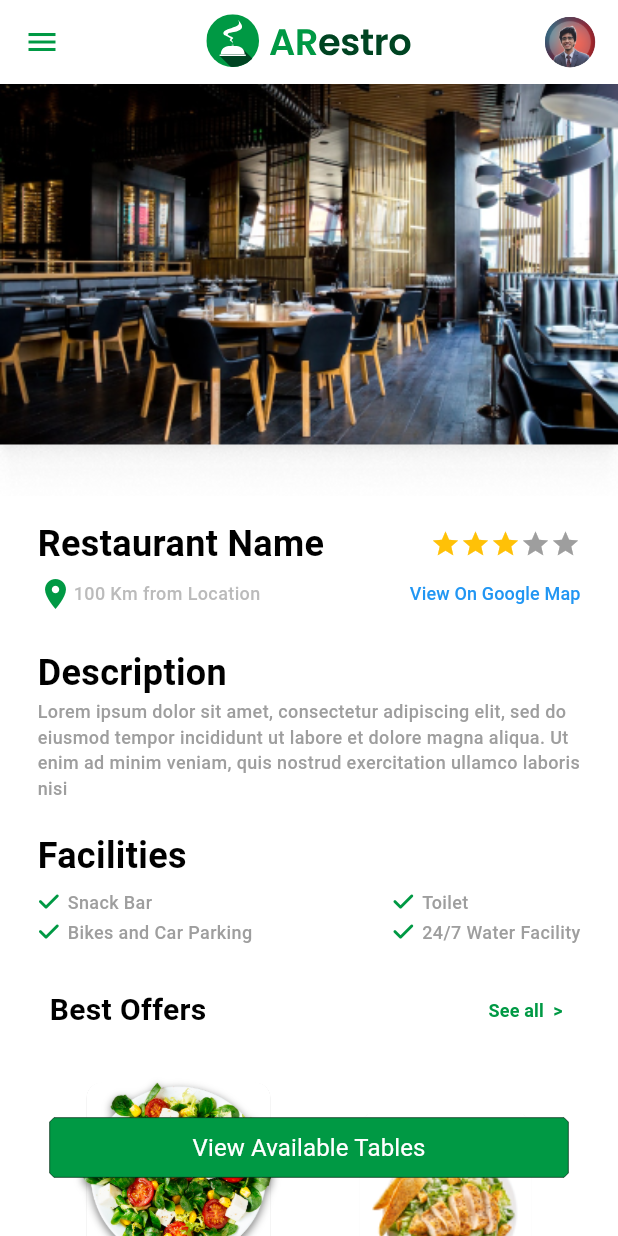
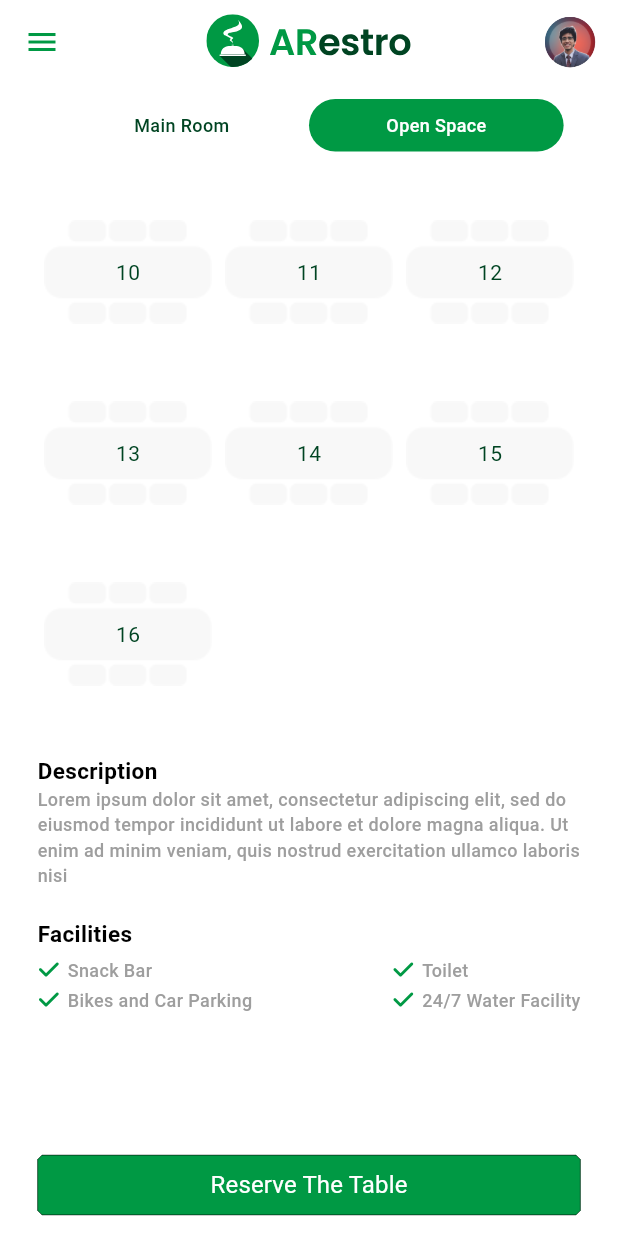
Before and after one commit to Mazen-Glal/ARestro, a Flutter app: the RestaurantDetailsViewBody screen opened directly, after a tap on "Mazen Glal", on a phone screen of 412 x 824 dp. Run offline on Flutter 3.47's test engine with Material 3 defaults, Android fonts, the phone set to English and light mode, and no system bars; drawn by our look-alikes of flutter_rating_bar, flutter_toggle_tab; our stand-ins replace avatar_glow, bloc, dio, flutter_secure_storage, flutter_svg, font_awesome_flutter and 3 more; accounts and stored records are empty; Roboto replaces fonts that are missing (Manrope); project files that could hold a hidden picture were left out.

Commit message:
add the design of reserve table in restaurant. - add the design of reserve table. - add the design of thank you for reserve table.

```diff
--- a/lib/core/utils/customs/assets.dart
+++ b/lib/core/utils/customs/assets.dart
@@ -18,8 +18,13 @@ class Assets {
   static const String nameLogoWhite = 'assets/logo/name_logo_white.svg';
   static const String StampDark = 'assets/logo/Stamp_Dark.svg';
   static const String StampLight = 'assets/logo/Stamp_Light.svg';
+  static const String reservedTable = 'assets/restaurant/reserved_table.png';
+  static const String reserveThankYou =
+      'assets/restaurant/reserve_thank_you.png';
   static const String restaurant1 = 'assets/restaurant/restaurant1.png';
   static const String restaurant2 = 'assets/restaurant/restaurant_2.png';
+  static const String unreservedTable =
+      'assets/restaurant/unreserved_table.png';
 }
 
 Future<void> myPrecacheImage(BuildContext context) async {
--- a/lib/core/utils/helpers/route_helper.dart
+++ b/lib/core/utils/helpers/route_helper.dart
@@ -12,8 +12,11 @@ import 'package:arestro/features/home/representation/views/home_view.dart';
 import 'package:arestro/features/order/representation/views/order_details_view.dart';
 import 'package:arestro/features/order/representation/views/thank_you_view.dart';
 import 'package:arestro/features/profile/representation/views/profile_view.dart';
+import 'package:arestro/features/restaurants/representation/views/reserve_table_view.dart';
+import 'package:arestro/features/restaurants/representation/views/reserve_table_view.dart';
 import 'package:arestro/features/restaurants/representation/views/restaurant_details_view.dart';
 import 'package:arestro/features/restaurants/representation/views/restaurant_details_view.dart';
+import 'package:arestro/features/restaurants/representation/views/widgets/reserve_table_thank_you_view.dart';
 import 'package:arestro/features/search/representation/views/search_view.dart';
 import 'package:go_router/go_router.dart';
 class RouteHelper {
@@ -73,6 +76,14 @@ class RouteHelper {
         path: ThankYouView.rn,
         builder: (context, state) => const ThankYouView(),
       ),
+      GoRoute(
+        path: ReserveTableThankYouView.rn,
+        builder: (context, state) => const ReserveTableThankYouView(),
+      ),
+      GoRoute(
+        path: ReserveTableView.rn,
+        builder: (context, state) => const ReserveTableView(),
+      ),
     ],
   );
 
--- /dev/null
+++ b/lib/features/restaurants/representation/views/reserve_table_view.dart
@@ -0,0 +1,11 @@
+import 'package:arestro/features/restaurants/representation/views/widgets/reserve_table_view_body.dart';
+import 'package:flutter/material.dart';
+class ReserveTableView extends StatelessWidget {
+  const ReserveTableView({super.key});
+
+  static const String rn = "/ReserveTableView";
+  @override
+  Widget build(BuildContext context) {
+    return const ReserveTableViewBody();
+  }
+}
--- a/lib/features/restaurants/representation/views/widgets/facilities_item.dart
+++ b/lib/features/restaurants/representation/views/widgets/facilities_item.dart
@@ -5,9 +5,9 @@ import 'package:font_awesome_flutter/font_awesome_flutter.dart';
 class FacilitiesItem extends StatelessWidget {
   const FacilitiesItem({
     super.key,
-    required this.text
+    required this.text, this.textTextStyle
   });
-
+  final TextStyle? textTextStyle;
   final String text;
   @override
   Widget build(BuildContext context) {
@@ -15,7 +15,7 @@ class FacilitiesItem extends StatelessWidget {
       children: [
         Icon(FontAwesomeIcons.check,size: 15,color: AppColors.green,),
         SizedBox(width: 5,),
-        Text(text,style: Styles.head12w500,)
+        Text(text,style:textTextStyle?? Styles.head12w500,)
       ],
     );
   }
--- /dev/null
+++ b/lib/features/restaurants/representation/views/widgets/open_space.dart
@@ -0,0 +1,36 @@
+
+import 'package:arestro/core/utils/customs/assets.dart';
+import 'package:arestro/core/utils/customs/colors.dart';
+import 'package:arestro/features/restaurants/representation/views/widgets/table_item.dart';
+import 'package:flutter/material.dart';
+
+class OpenSpace extends StatefulWidget {
+  const OpenSpace({super.key});
+
+  @override
+  State<OpenSpace> createState() => _OpenSpaceState();
+}
+
+class _OpenSpaceState extends State<OpenSpace> {
+
+  int? selectedIndex;
+  @override
+  Widget build(BuildContext context) {
+    return GridView.count(
+      crossAxisCount: 3,
+      physics: NeverScrollableScrollPhysics(),
+      shrinkWrap: true,
+      children: List.generate(
+        7,
+            (index) => InkWell(
+          onTap: () {
+            setState(() {
+              selectedIndex = index;
+            });
+          },
+          child: TableItem(selectedIndex: selectedIndex,index:index,isMainRoom: false,),
+        ),
+      ),
+    );
+  }
+}
--- /dev/null
+++ b/lib/features/restaurants/representation/views/widgets/reserve_table_view_body.dart
@@ -0,0 +1,60 @@
+import 'package:arestro/features/restaurants/representation/views/widgets/reserve_table_thank_you_view.dart';
+import 'package:arestro/features/restaurants/representation/views/widgets/select_table_item.dart';
+import 'package:flutter_toggle_tab/flutter_toggle_tab.dart';
+import 'package:arestro/core/utils/components/default_app_bar.dart';
+import 'package:arestro/core/utils/components/default_button.dart';
+import 'package:arestro/core/utils/customs/colors.dart';
+import 'package:arestro/core/utils/customs/styles.dart';
+import 'package:arestro/features/restaurants/representation/views/widgets/restaurant_description.dart';
+import 'package:arestro/features/restaurants/representation/views/widgets/restaurant_facilities.dart';
+import 'package:arestro/generated/l10n.dart';
+import 'package:flutter/material.dart';
+import 'package:go_router/go_router.dart';
+
+class ReserveTableViewBody extends StatelessWidget {
+  const ReserveTableViewBody({super.key});
+
+  @override
+  Widget build(BuildContext context) {
+    return Scaffold(
+      backgroundColor: AppColors.white,
+      appBar: getDefaultAppBar(context),
+      body: Padding(
+        padding: const EdgeInsets.symmetric(horizontal: 25.0,vertical: 10),
+        child: Column(
+          spacing: 20,
+          children: [
+            Expanded(
+              child: SingleChildScrollView(
+                physics: BouncingScrollPhysics(),
+                // padding: const EdgeInsets.all(25.0),
+                child: Column(
+                  spacing: 20,
+                  children: [
+                    SelectTableItem(),
+                    RestaurantDescription(
+                      text:
+                          "Lorem ipsum dolor sit amet, consectetur adipiscing elit, sed do eiusmod tempor incididunt ut labore et dolore magna aliqua. Ut enim ad minim veniam, quis nostrud exercitation ullamco laboris nisi",
+                      titleTextStyle: Styles.head15w700,
+                    ),
+                    RestaurantFacilities(
+                      titleTextStyle: Styles.head15w700,
+                    ),
+                  ],
+                ),
+              ),
+            ),
+            DefaultButton(
+              backgroundColor: AppColors.green,
+              onPressed: () {
+                GoRouter.of(context).go(ReserveTableThankYouView.rn);
+              },
+              text: S.of(context).reserve_the_table,
+              textColor: AppColors.white,
+            ),
+          ],
+        ),
+      ),
+    );
+  }
+}
--- a/lib/features/restaurants/representation/views/widgets/restaurant_description.dart
+++ b/lib/features/restaurants/representation/views/widgets/restaurant_description.dart
@@ -3,8 +3,12 @@ import 'package:arestro/generated/l10n.dart';
 import 'package:flutter/material.dart';
 class RestaurantDescription extends StatelessWidget {
   const RestaurantDescription({
-    super.key,
+    super.key, required this.text, this.titleTextStyle, this.textTextStyle,
   });
+
+  final String text;
+  final TextStyle? titleTextStyle;
+  final TextStyle? textTextStyle;
 
   @override
   Widget build(BuildContext context) {
@@ -13,16 +17,17 @@ class RestaurantDescription extends StatelessWidget {
       children: [
         Text(
           S.of(context).description,
-          style: Styles.head24w700,
+          style:titleTextStyle?? Styles.head24w700,
         ),
         Container(
           constraints: BoxConstraints(
             maxWidth: MediaQuery.of(context).size.width - 40,
           ),
           child: Text(
-            "Lorem ipsum dolor sit amet, consectetur adipiscing elit, sed do eiusmod tempor incididunt ut labore et dolore magna aliqua. Ut enim ad minim veniam, quis nostrud exercitation ullamco laboris nisi",
+            text,
+            // "Lorem ipsum dolor sit amet, consectetur adipiscing elit, sed do eiusmod tempor incididunt ut labore et dolore magna aliqua. Ut enim ad minim veniam, quis nostrud exercitation ullamco laboris nisi",
             softWrap: true,
-            style: Styles.head12w500,
+            style:textTextStyle?? Styles.head12w500,
             textAlign: TextAlign.start,
           ),
         ),
--- a/lib/features/restaurants/representation/views/widgets/restaurant_details_view_body.dart
+++ b/lib/features/restaurants/representation/views/widgets/restaurant_details_view_body.dart
@@ -4,12 +4,14 @@ import 'package:arestro/core/utils/customs/assets.dart';
 import 'package:arestro/core/utils/customs/colors.dart';
 import 'package:arestro/features/foods/representation/views/widgets/list_of_foods.dart';
 import 'package:arestro/features/home/representation/views/widgets/title_of_list.dart';
+import 'package:arestro/features/restaurants/representation/views/reserve_table_view.dart';
 import 'package:arestro/features/restaurants/representation/views/widgets/restaurant_description.dart';
 import 'package:arestro/features/restaurants/representation/views/widgets/restaurant_facilities.dart';
 import 'package:arestro/features/restaurants/representation/views/widgets/restaurant_location_details.dart';
 import 'package:arestro/features/restaurants/representation/views/widgets/restaurant_name_and_rating.dart';
 import 'package:arestro/generated/l10n.dart';
 import 'package:flutter/material.dart';
+import 'package:go_router/go_router.dart';
 
 class RestaurantDetailsViewBody extends StatelessWidget {
   const RestaurantDetailsViewBody({super.key});
@@ -42,7 +44,9 @@ class RestaurantDetailsViewBody extends StatelessWidget {
                       RestaurantNameAndRating(),
                       RestaurantLocationDetails(),
                       SizedBox(height: 20,),
-                      RestaurantDescription(),
+                      RestaurantDescription(
+                        text: "Lorem ipsum dolor sit amet, consectetur adipiscing elit, sed do eiusmod tempor incididunt ut labore et dolore magna aliqua. Ut enim ad minim veniam, quis nostrud exercitation ullamco laboris nisi",
+                      ),
                       SizedBox(height: 20,),
                       RestaurantFacilities(),
                       SizedBox(height: 20,),
@@ -58,7 +62,7 @@ class RestaurantDetailsViewBody extends StatelessWidget {
           Padding(
             padding: const EdgeInsets.symmetric(horizontal: 33.0,vertical: 35),
             child: DefaultButton(onPressed: () {
-
+              GoRouter.of(context).push(ReserveTableView.rn);
             }, backgroundColor: AppColors.green, text: S.of(context).view_available_tables,textColor: AppColors.white,),
           )
         ],
--- a/lib/features/restaurants/representation/views/widgets/restaurant_facilities.dart
+++ b/lib/features/restaurants/representation/views/widgets/restaurant_facilities.dart
@@ -5,9 +5,11 @@ import 'package:arestro/generated/l10n.dart';
 import 'package:flutter/material.dart';
 class RestaurantFacilities extends StatelessWidget {
   const RestaurantFacilities({
-    super.key,
+    super.key, this.titleTextStyle, this.textTextStyle,
   });
 
+  final TextStyle? titleTextStyle;
+  final TextStyle? textTextStyle;
   @override
   Widget build(BuildContext context) {
     return Column(
@@ -15,7 +17,7 @@ class RestaurantFacilities extends StatelessWidget {
       children: [
         Text(
           S.of(context).facilities,
-          style: Styles.head24w700,
+          style: titleTextStyle??Styles.head24w700,
         ),
         SizedBox(height: 5,),
         Row(
--- /dev/null
+++ b/lib/features/restaurants/representation/views/widgets/select_table_item.dart
@@ -0,0 +1,67 @@
+import 'package:arestro/core/utils/customs/colors.dart';
+import 'package:arestro/core/utils/customs/styles.dart';
+import 'package:arestro/features/restaurants/representation/views/widgets/main_room.dart';
+import 'package:arestro/features/restaurants/representation/views/widgets/open_space.dart';
+import 'package:arestro/generated/l10n.dart';
+import 'package:flutter/material.dart';
+import 'package:flutter_toggle_tab/flutter_toggle_tab.dart';
+
+class SelectTableItem extends StatefulWidget {
+  const SelectTableItem({
+    super.key,
+  });
+
+  @override
+  State<SelectTableItem> createState() => _SelectTableItemState();
+}
+
+class _SelectTableItemState extends State<SelectTableItem> {
+
+  List<Widget> widgets = [
+    MainRoom(),
+    OpenSpace(),
+  ];
+  int selectedIndex = 1;
+  @override
+  Widget build(BuildContext context) {
+    return Column(
+      spacing: 20,
+      crossAxisAlignment: CrossAxisAlignment.center,
+      children: [
+        FlutterToggleTab(
+          unSelectedBackgroundColors: [
+            Colors.transparent,
+            Colors.transparent,
+          ],
+          borderRadius: 30,
+          height: 35,
+          selectedIndex: selectedIndex,
+          selectedBackgroundColors: [AppColors.green, AppColors.green],
+          selectedTextStyle: Styles.head12w500.copyWith(color:AppColors.white),
+          unSelectedTextStyle: Styles.head12w500.copyWith(color:AppColors.greenBlack),
+          begin: Alignment.center,
+          end: Alignment.centerLeft,
+          isShadowEnable: false,
+          marginSelected: EdgeInsets.zero,
+          isInnerShadowEnable: false,
+          isScroll: true,
+          width: MediaQuery.of(context).size.width/5,
+          dataTabs: [
+            DataTab(
+              title: S.of(context).main_room,
+            ),
+            DataTab(
+              title: S.of(context).open_space,
+            ),
+          ],
+          selectedLabelIndex: (index) {
+            setState(() {
+              selectedIndex = index;
+            });
+          },
+        ),
+        widgets[selectedIndex],
+      ],
+    );
+  }
+}
--- /dev/null
+++ b/lib/features/restaurants/representation/views/widgets/table_item.dart
@@ -0,0 +1,32 @@
+import 'package:arestro/core/utils/customs/assets.dart';
+import 'package:arestro/core/utils/customs/colors.dart';
+import 'package:flutter/material.dart';
+class TableItem extends StatelessWidget {
+  const TableItem({
+    super.key,
+    required this.selectedIndex, required this.index, required this.isMainRoom,
+  });
+
+  final int? selectedIndex;
+
+  final int index;
+  final bool isMainRoom;
+  @override
+  Widget build(BuildContext context) {
+    return Stack(
+      alignment: Alignment.center,
+      children: [
+        Opacity(
+          opacity:selectedIndex==index?1.0: 0.4,
+          child: Image.asset(selectedIndex == null ? Assets.unreservedTable: selectedIndex==index? Assets.reservedTable:Assets.unreservedTable),
+        ),
+        Text(
+          "${index +( isMainRoom?1:10)}",
+          style: TextStyle(
+              color: selectedIndex==index?AppColors.white: AppColors.greenBlack
+          ),
+        )
+      ],
+    );
+  }
+}
--- a/lib/l10n/intl_ar.arb
+++ b/lib/l10n/intl_ar.arb
@@ -73,7 +73,11 @@
   "order_completed": "الطلب اكتمل",
   "skip": "تخطي",
   "submit": "تأكيد",
-  "leave_feedback": "اكتب تعليقك"
-
-
+  "leave_feedback": "اكتب تعليقك",
+  "reserve_the_table": "احجز الطاولة",
+  "main_room": "الغرفة الرئيسية",
+  "open_space": "مساحة مفتوحة",
+  "order_food": "اطلب الطعام",
+  "your_table_was_reserved_successfully": "تم حجز طاولتك بنجاح",
+  "text_under_reserved_successfully": "يرجى احترام سياساتنا والحضور إلى طاولتك المحجوزة في الوقت المحدد"
 }
--- a/lib/l10n/intl_en.arb
+++ b/lib/l10n/intl_en.arb
@@ -73,5 +73,11 @@
   "order_completed": "Order completed",
   "skip": "Skip",
   "submit": "Submit",
-  "leave_feedback": "Leave Feedback"
+  "leave_feedback": "Leave Feedback",
+  "reserve_the_table": "Reserve The Table",
+  "main_room": "Main Room",
+  "open_space": "Open Space",
+  "order_food": "Order Food",
+  "your_table_was_reserved_successfully": "Your Table was Reserved Successfully",
+  "text_under_reserved_successfully": "Please respect our policies and do come to your reserved Table within the specified* time!"
 }
--- a/pubspec.yaml
+++ b/pubspec.yaml
@@ -54,6 +54,7 @@ dependencies:
   animations: ^2.0.11
   flutter_rating_bar: ^4.0.1
   avatar_glow: ^3.0.1
+  flutter_toggle_tab: ^1.5.1
 
 dev_dependencies:
   flutter_test:
```
Also changed, not shown: lib/features/restaurants/representation/views/widgets/main_room.dart (added, +35 -0 lines), lib/features/restaurants/representation/views/widgets/reserve_table_thank_you_view.dart (added, +11 -0 lines), lib/features/restaurants/representation/views/widgets/reserve_table_thank_you_view_body.dart (added, +73 -0 lines), assets/restaurant/reserve_thank_you.png (added), assets/restaurant/reserved_table.png (added), assets/restaurant/unreserved_table.png (added), lib/generated/intl/messages_ar.dart, lib/generated/intl/messages_en.dart, lib/generated/l10n.dart, pubspec.lock.
